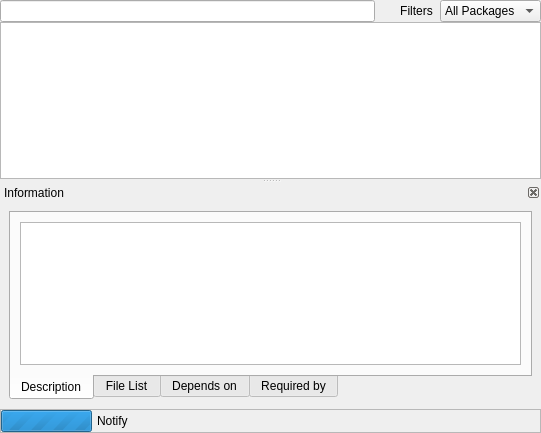
Qt form AddRm/KpkAddRm.ui (KDE/apper) before a commit.
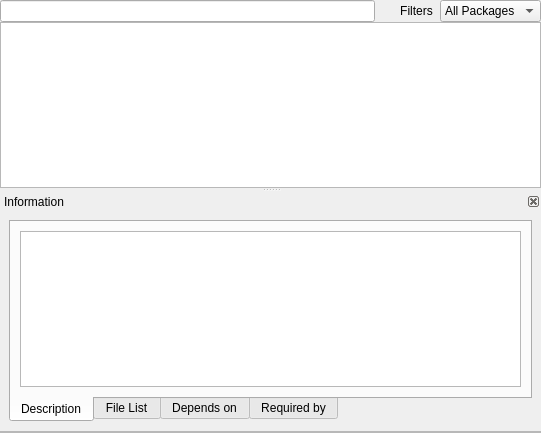
The same form after that commit. Custom widgets are drawn as their Qt base class.

Patch:
```diff
--- a/AddRm/KpkAddRm.ui
+++ b/AddRm/KpkAddRm.ui
@@ -236,40 +236,8 @@
       <property name="spacing" >
        <number>0</number>
       </property>
-      <item row="0" column="1" >
-       <widget class="QLabel" name="notifyL" >
-        <property name="sizePolicy" >
-         <sizepolicy vsizetype="Preferred" hsizetype="Expanding" >
-          <horstretch>0</horstretch>
-          <verstretch>0</verstretch>
-         </sizepolicy>
-        </property>
-        <property name="autoFillBackground" >
-         <bool>false</bool>
-        </property>
-        <property name="text" >
-         <string>Notify</string>
-        </property>
-        <property name="wordWrap" >
-         <bool>true</bool>
-        </property>
-        <property name="indent" >
-         <number>5</number>
-        </property>
-       </widget>
-      </item>
       <item row="0" column="0" >
-       <widget class="QProgressBar" name="busyPB" >
-        <property name="sizePolicy" >
-         <sizepolicy vsizetype="Fixed" hsizetype="Minimum" >
-          <horstretch>0</horstretch>
-          <verstretch>0</verstretch>
-         </sizepolicy>
-        </property>
-        <property name="maximum" >
-         <number>0</number>
-        </property>
-       </widget>
+       <widget class="KpkTransactionBar" native="1" name="transactionBar" />
       </item>
      </layout>
     </widget>
@@ -321,6 +289,12 @@
    <extends>QTextBrowser</extends>
    <header>ktextbrowser.h</header>
   </customwidget>
+  <customwidget>
+   <class>KpkTransactionBar</class>
+   <extends>QWidget</extends>
+   <header location="global" >KpkTransactionBar.h</header>
+   <container>1</container>
+  </customwidget>
  </customwidgets>
  <tabstops>
   <tabstop>searchKLE</tabstop>
```
